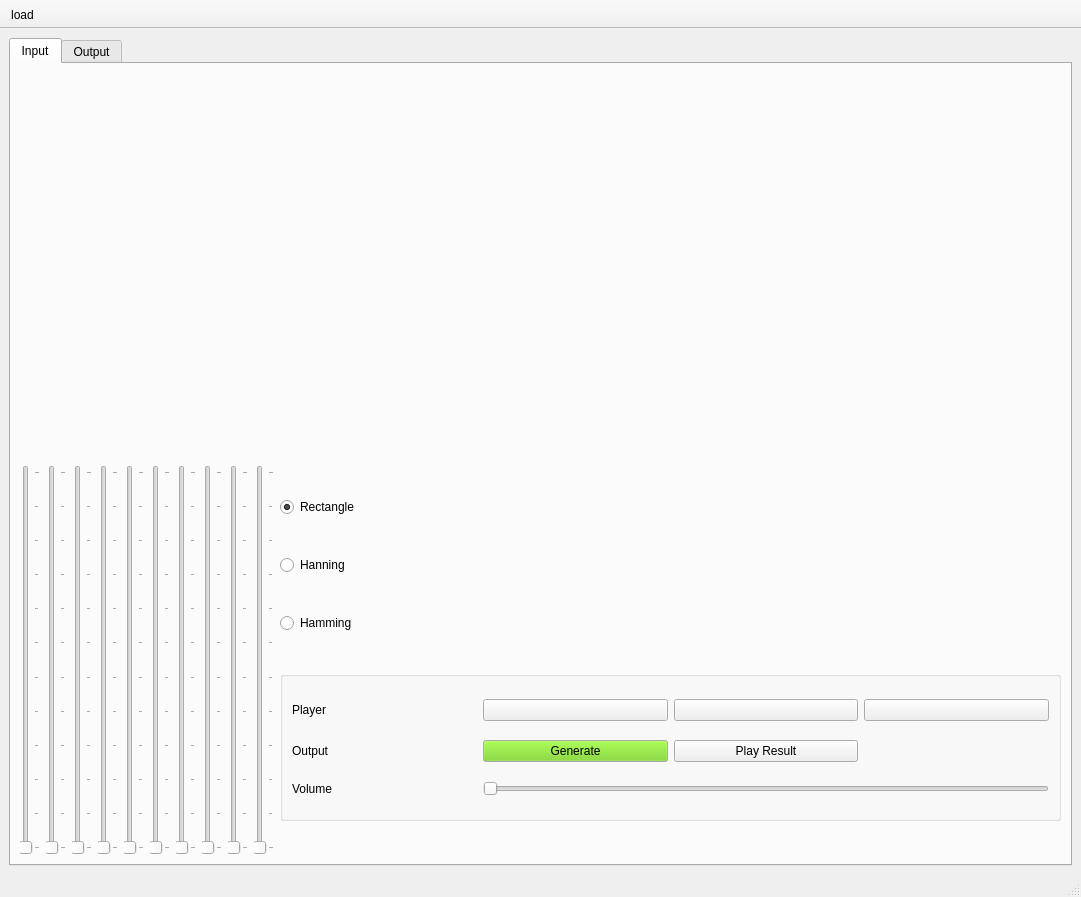
Old version of the form Task2/testGUI.ui in the repository Ahmad-Abdalmageed/DSP_tasks-.
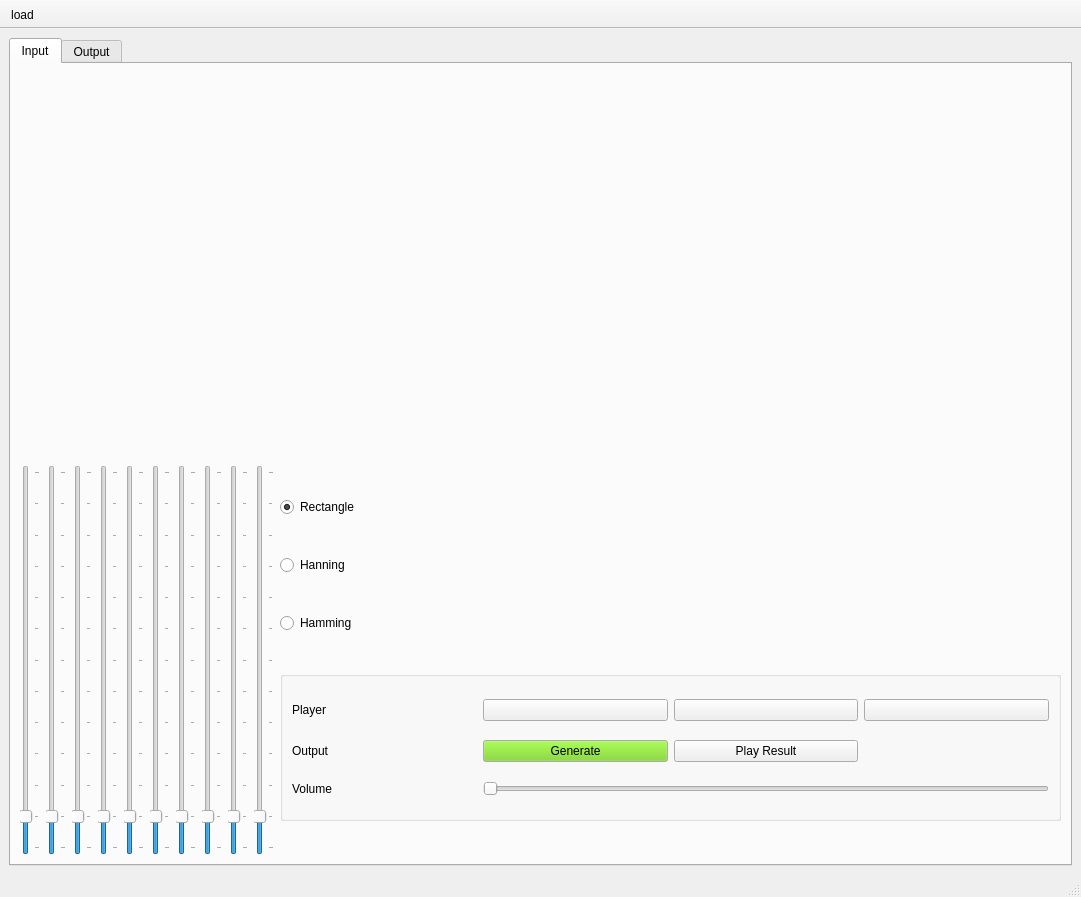
New version of the form. Icons and pictures are not drawn. Custom widgets are drawn as their Qt base class.

Commit message:
added zero to slider
user can now delete a whole segment of frequencies

```diff
--- a/Task2/testGUI.ui
+++ b/Task2/testGUI.ui
@@ -69,7 +69,7 @@
              </size>
             </property>
             <property name="minimum">
-             <number>1</number>
+             <number>0</number>
             </property>
             <property name="maximum">
              <number>12</number>
@@ -77,6 +77,9 @@
             <property name="pageStep">
              <number>1</number>
             </property>
+            <property name="sliderPosition">
+             <number>1</number>
+            </property>
             <property name="orientation">
              <enum>Qt::Vertical</enum>
             </property>
@@ -97,7 +100,7 @@
              </size>
             </property>
             <property name="minimum">
-             <number>1</number>
+             <number>0</number>
             </property>
             <property name="maximum">
              <number>12</number>
@@ -105,6 +108,9 @@
             <property name="pageStep">
              <number>1</number>
             </property>
+            <property name="sliderPosition">
+             <number>1</number>
+            </property>
             <property name="tracking">
              <bool>true</bool>
             </property>
@@ -128,7 +134,7 @@
              </size>
             </property>
             <property name="minimum">
-             <number>1</number>
+             <number>0</number>
             </property>
             <property name="maximum">
              <number>12</number>
@@ -136,6 +142,9 @@
             <property name="pageStep">
              <number>1</number>
             </property>
+            <property name="sliderPosition">
+             <number>1</number>
+            </property>
             <property name="tracking">
              <bool>true</bool>
             </property>
@@ -159,7 +168,7 @@
              </size>
             </property>
             <property name="minimum">
-             <number>1</number>
+             <number>0</number>
             </property>
             <property name="maximum">
              <number>12</number>
@@ -167,6 +176,9 @@
             <property name="pageStep">
              <number>1</number>
             </property>
+            <property name="sliderPosition">
+             <number>1</number>
+            </property>
             <property name="tracking">
              <bool>true</bool>
             </property>
@@ -190,7 +202,7 @@
              </size>
             </property>
             <property name="minimum">
-             <number>1</number>
+             <number>0</number>
             </property>
             <property name="maximum">
              <number>12</number>
@@ -198,6 +210,9 @@
             <property name="pageStep">
              <number>1</number>
             </property>
+            <property name="sliderPosition">
+             <number>1</number>
+            </property>
             <property name="tracking">
              <bool>true</bool>
             </property>
@@ -221,7 +236,7 @@
              </size>
             </property>
             <property name="minimum">
-             <number>1</number>
+             <number>0</number>
             </property>
             <property name="maximum">
              <number>12</number>
@@ -229,6 +244,9 @@
             <property name="pageStep">
              <number>1</number>
             </property>
+            <property name="sliderPosition">
+             <number>1</number>
+            </property>
             <property name="tracking">
              <bool>true</bool>
             </property>
@@ -252,7 +270,7 @@
              </size>
             </property>
             <property name="minimum">
-             <number>1</number>
+             <number>0</number>
             </property>
             <property name="maximum">
              <number>12</number>
@@ -260,6 +278,9 @@
             <property name="pageStep">
              <number>1</number>
             </property>
+            <property name="sliderPosition">
+             <number>1</number>
+            </property>
             <property name="tracking">
              <bool>true</bool>
             </property>
@@ -283,7 +304,7 @@
              </size>
             </property>
             <property name="minimum">
-             <number>1</number>
+             <number>0</number>
             </property>
             <property name="maximum">
              <number>12</number>
@@ -291,6 +312,9 @@
             <property name="pageStep">
              <number>1</number>
             </property>
+            <property name="sliderPosition">
+             <number>1</number>
+            </property>
             <property name="tracking">
              <bool>true</bool>
             </property>
@@ -314,7 +338,7 @@
              </size>
             </property>
             <property name="minimum">
-             <number>1</number>
+             <number>0</number>
             </property>
             <property name="maximum">
              <number>12</number>
@@ -322,6 +346,9 @@
             <property name="pageStep">
              <number>1</number>
             </property>
+            <property name="sliderPosition">
+             <number>1</number>
+            </property>
             <property name="tracking">
              <bool>true</bool>
             </property>
@@ -345,7 +372,7 @@
              </size>
             </property>
             <property name="minimum">
-             <number>1</number>
+             <number>0</number>
             </property>
             <property name="maximum">
              <number>12</number>
@@ -353,6 +380,9 @@
             <property name="pageStep">
              <number>1</number>
             </property>
+            <property name="sliderPosition">
+             <number>1</number>
+            </property>
             <property name="tracking">
              <bool>true</bool>
             </property>
```
The commit also changes 2 other files.
